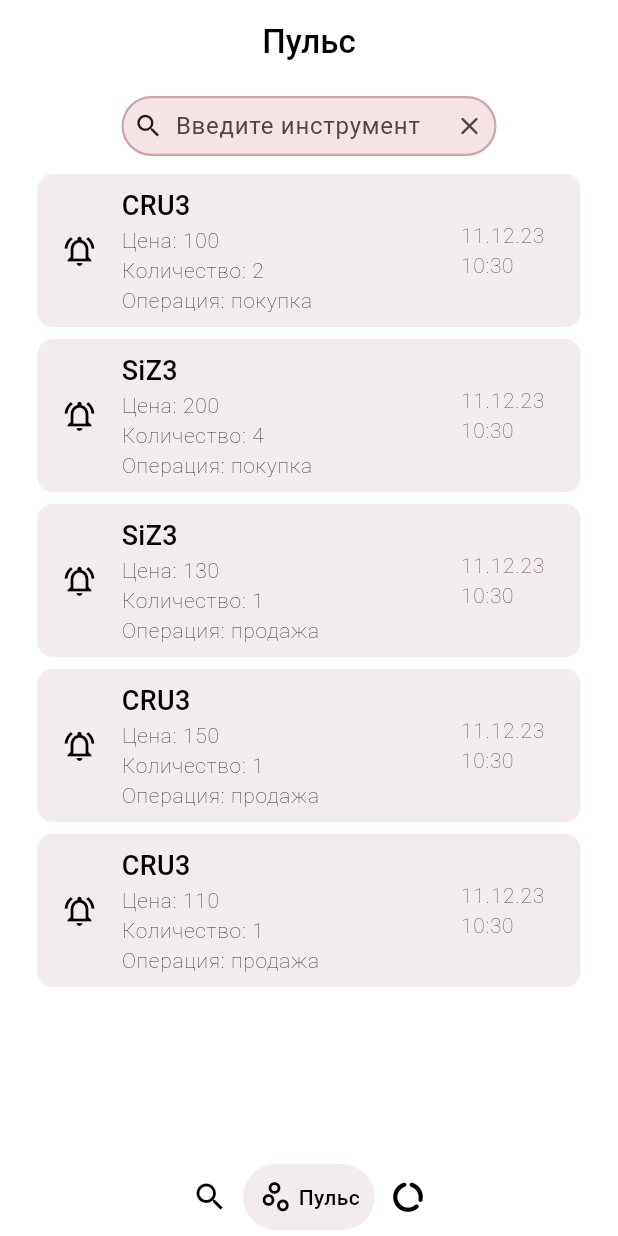
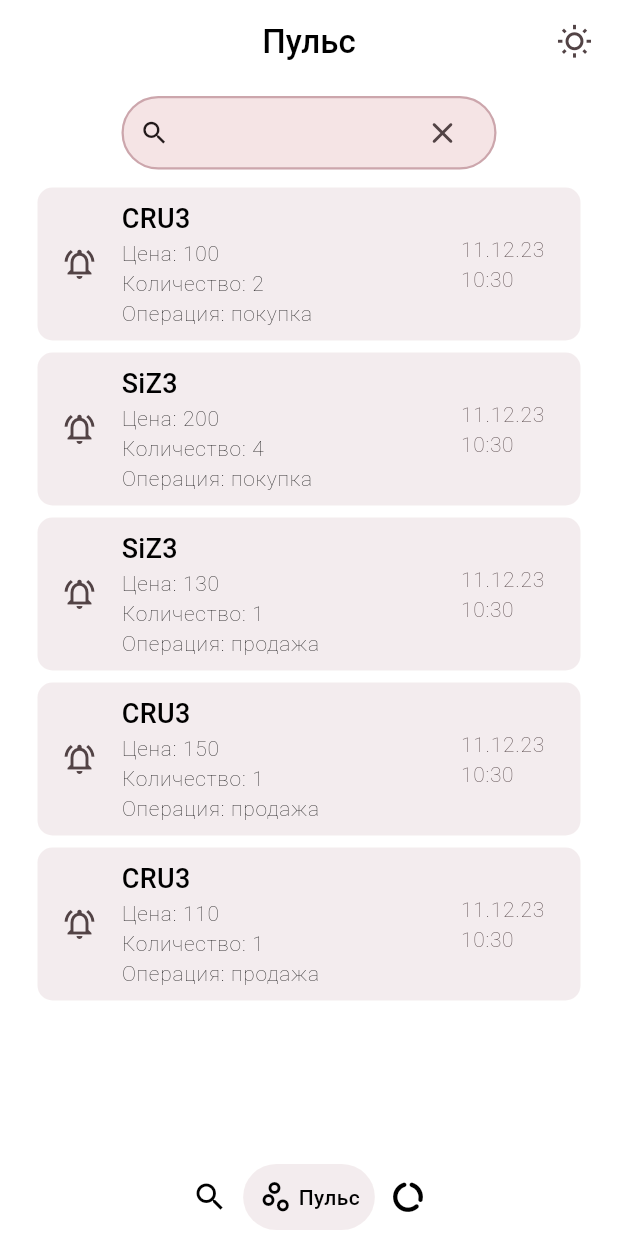
Before and after one commit to Rei-Ki/AutoTrader_UI, a Flutter app: the screen it shows after launch, item 2 of the bottom bar chosen, on a phone screen of 412 x 824 dp. Run offline on Flutter 3.47's test engine with Material 3 defaults, Android fonts, the phone set to English and light mode, and no system bars; drawn by our look-alikes of google_nav_bar; our stand-ins replace avatar_glow, flutter_bloc, flutter_toggle_tab, syncfusion_flutter_charts.

Commit message:
Сделал заготовку для смены тем

```diff
--- a/lib/active_page/active_page.dart
+++ b/lib/active_page/active_page.dart
@@ -48,7 +48,7 @@ class _ActivePageState extends State<ActivePage> {
         return buildActiveList(searched);
       }
 
-      if (state is ActiveErrorState) {
+      if (state is ErrorState) {
         return const Center(child: Text("Oops, Something went wrong"));
       }
 
--- a/lib/analytics_page/analytics_page.dart
+++ b/lib/analytics_page/analytics_page.dart
@@ -44,7 +44,7 @@ class _AnalyticsPageState extends State<AnalyticsPage> {
         return buildAnalytics(segments);
       }
 
-      if (state is AnalyticsErrorState) {
+      if (state is ErrorState) {
         return const Center(child: Text("Oops, Something went wrong"));
       }
 
--- a/lib/bloc/bloc.dart
+++ b/lib/bloc/bloc.dart
@@ -27,6 +27,17 @@
     // Active Events
     on<GetActiveEvent>(getActive); //
     on<ActiveSearchEvent>(searchActive); //
+
+    // Theme switch Events
+    on<ThemeSwitchEvent>(themeSwitch); //
+  }
+
+  themeSwitch(event, emit) {
+    try {
+      //
+    } catch (error) {
+      emit(ErrorState());
+    }
   }
 
   getPulse(event, emit) async {
@@ -35,7 +46,7 @@
       List<Pulse> pulse = await getServerPulse();
       emit(PulseLoadedState(pulse));
     } catch (error) {
-      emit(PulseErrorState());
+      emit(ErrorState());
     }
   }
 
@@ -45,7 +56,7 @@
       List<Instrument> instuments = await getServerInstruments();
       emit(ActiveLoadedState(instuments));
     } catch (error) {
-      emit(ActiveErrorState());
+      emit(ErrorState());
     }
   }
 
@@ -55,7 +66,7 @@
       List<Segment> segments = await getServerSegmentsData();
       emit(AnalyticsLoadedState(segments));
     } catch (error) {
-      emit(AnalyticsErrorState());
+      emit(ErrorState());
     }
   }
 
@@ -63,7 +74,7 @@
     try {
       emit(MainAppBarUpdatedState(event.title));
     } catch (error) {
-      emit(MainErrorState());
+      emit(ErrorState());
     }
   }
 
@@ -161,7 +172,7 @@
 
       emit(ActiveSearchingState(searchedList));
     } catch (error) {
-      emit(ActiveErrorState());
+      emit(ErrorState());
     }
   }
 
@@ -181,7 +192,7 @@
 
       emit(PulseSearchingState(searchedList));
     } catch (error) {
-      emit(PulseErrorState());
+      emit(ErrorState());
     }
   }
 }
--- a/lib/bloc/events.dart
+++ b/lib/bloc/events.dart
@@ -2,11 +2,7 @@ import 'data_classes.dart';
 
 abstract class MainEvent {}
 
-class MainActiveSwitchState extends MainEvent {}
-
-class MainPulseSwitchState extends MainEvent {}
-
-class MainAnalyticsSwitchState extends MainEvent {}
+class ThemeSwitchEvent extends MainEvent {}
 
 // Main Events
 class MainSetAppBarTitleEvent extends MainEvent {
--- a/lib/bloc/states.dart
+++ b/lib/bloc/states.dart
@@ -2,11 +2,10 @@ import 'data_classes.dart';
 
 abstract class MainState {}
 
-class MainActiveState extends MainState {}
+// base States
+class InitialState extends MainState {}
 
-class MainPulseState extends MainState {}
-
-class MainAnalyticsState extends MainState {}
+class ErrorState extends MainState {}
 
 // Pulse States
 class PulseInitialState extends MainState {}
@@ -18,16 +17,12 @@ class PulseLoadedState extends MainState {
   PulseLoadedState(this.pulses);
 }
 
-class PulseErrorState extends MainState {}
-
 class PulseSearchingState extends MainState {
   List<Pulse> searched;
   PulseSearchingState(this.searched);
 }
 
 // Main States
-class InitialState extends MainState {}
-
 class MainAppBarUpdatedState extends MainState {
   String title;
   MainAppBarUpdatedState(this.title);
@@ -36,7 +31,6 @@ class MainAppBarUpdatedState extends MainState {
 // class MainChangeActive extends State {}
 // class MainChangePulse extends State {}
 // class MainChangeAnalytics extends State {}
-class MainErrorState extends MainState {}
 
 // Analytics States
 class AnalyticsInitialState extends MainState {}
@@ -48,14 +42,10 @@ class AnalyticsLoadedState extends MainState {
   AnalyticsLoadedState(this.segments);
 }
 
-class AnalyticsErrorState extends MainState {}
-
 // Active States
 class ActiveInitialState extends MainState {}
 
 class ActiveLoadingState extends MainState {}
-
-class ActiveErrorState extends MainState {}
 
 class ActiveLoadedState extends MainState {
   List<Instrument> instruments;
--- a/lib/instrument_page/instrument_page.dart
+++ b/lib/instrument_page/instrument_page.dart
@@ -124,7 +124,7 @@ class _InstrumentPageState extends State<InstrumentPage> {
       borderRadius: 50,
       height: 35,
       selectedIndex: selectedStrategy,
-      unSelectedBackgroundColors: const [Colors.white],
+      unSelectedBackgroundColors: [Theme.of(context).scaffoldBackgroundColor],
       selectedBackgroundColors: [
         Theme.of(context).primaryColor.withOpacity(0.7)
       ],
--- a/lib/instrument_page/instrument_plot.dart
+++ b/lib/instrument_page/instrument_plot.dart
@@ -21,6 +21,9 @@ class _PlotState extends State<Plot> {
   late ChartSeriesController chartSeriesController;
   late ZoomPanBehavior zoomPanBehavior;
   // int selectedTimeframe = 4;
+
+  // todo Добавить блок сюда
+  // сделать передачу параметров через блок а не навигацию
 
   @override
   void initState() {
@@ -78,6 +81,7 @@ class _PlotState extends State<Plot> {
                 markerSettings: MarkerSettings(
                   isVisible: true,
                   borderColor: Theme.of(context).primaryColor.withOpacity(0.7),
+                  color: Theme.of(context).scaffoldBackgroundColor,
                 ),
               )
             ],
@@ -98,7 +102,7 @@ class _PlotState extends State<Plot> {
               labelPosition: ChartDataLabelPosition.outside,
             ),
           ),
-          // ---------------------------------------------------------------
+          // timeframes ---------------------------------------------------------------
           Container(
             margin: const EdgeInsets.all(5),
             height: 25,
--- a/lib/main.dart
+++ b/lib/main.dart
@@ -1,34 +1,75 @@
 import 'package:flutter_bloc/flutter_bloc.dart';
-
-import 'active_page/active_page.dart';
 import 'bloc/bloc.dart';
 import 'instrument_page/instrument_page.dart';
 import 'package:lotosui/navigate_page.dart';
 import 'package:flutter/material.dart';
-import 'package:lotosui/style.dart';
 
 void main() {
   runApp(const LotosApp());
 }
+
+/*
+Сделать чтобы при нажатии на инструмент (актив) была страница его
+и кнопка включить и он переходил в активные
+
+todo Использовать Hive
+*/
 
 class LotosApp extends StatelessWidget {
   const LotosApp({super.key});
   // Добавить темную тему и светлую
   @override
   Widget build(BuildContext context) {
-    return MaterialApp(
+    // Переключение темы
+    // final ThemeData themeData = ThemeData(
+    //     useMaterial3: true,
+    //     brightness: false ? Brightness.dark : Brightness.light);
+
+    return BlocProvider(
+      create: (context) => MainBloc(),
+      child: MaterialApp(
         debugShowCheckedModeBanner: false,
         showPerformanceOverlay: false,
         title: 'Traider',
-      themeMode: ThemeMode.system,
-      theme: lightTheme,
+        // theme: themeData,
+        theme: appTheme(context),
         routes: {
           '/home': (context) => const NavigatePage(),
           '/instrumentInfo': (context) => const InstrumentPage(),
         },
-      home: BlocProvider(
-        create: (context) => MainBloc(),
-        child: const NavigatePage(),
+        home: const NavigatePage(),
+      ),
+    );
+  }
+
+  ThemeData appTheme(BuildContext context) {
+    return ThemeData(
+      // primaryColor: Colors.purple,
+      scaffoldBackgroundColor: Colors.white,
+      colorScheme: ColorScheme.fromSeed(
+        seedColor: Colors.pink,
+        surface: Colors.white,
+      ),
+
+      // colorSchemeSeed: ,
+      appBarTheme: const AppBarTheme(
+        titleTextStyle: TextStyle(
+          color: Colors.black,
+          fontSize: 22,
+          fontWeight: FontWeight.w500,
+        ),
+      ),
+      textTheme: const TextTheme(
+        bodyMedium: TextStyle(
+          color: Colors.black,
+          fontSize: 18,
+          fontWeight: FontWeight.w500,
+        ),
+        labelSmall: TextStyle(
+          color: Colors.black,
+          fontSize: 14,
+          fontWeight: FontWeight.w200,
+        ),
       ),
     );
   }
--- a/lib/navigate_page.dart
+++ b/lib/navigate_page.dart
@@ -48,7 +48,7 @@ class _NavigatePageState extends State<NavigatePage> {
         return buildMainPage(context, state.title);
       }
 
-      if (state is MainErrorState) {
+      if (state is ErrorState) {
         return const Center(child: Text("Oops, Something went wrong"));
       }
 
@@ -58,8 +58,6 @@ class _NavigatePageState extends State<NavigatePage> {
 
   Scaffold buildMainPage(BuildContext context, String appBar) {
     return Scaffold(
-      backgroundColor: Colors.white,
-      // ----------------------------------------------------
       body: pages.elementAt(selectedIndex),
       // ----------------------------------------------------
       appBar: buildAppBar(appBar),
@@ -121,11 +119,24 @@ class _NavigatePageState extends State<NavigatePage> {
   }
 
   AppBar buildAppBar(String appBar) {
+    bool isDark = false;
     return AppBar(
       title: Text(appBar),
       elevation: 0,
       backgroundColor: Colors.transparent,
       centerTitle: true,
+      actions: [
+        IconButton(
+          isSelected: isDark,
+          onPressed: () {
+            isDark = !isDark;
+            setState(() {});
+          },
+          icon: const Icon(Icons.wb_sunny_outlined),
+          selectedIcon: const Icon(Icons.dark_mode_outlined),
+        ),
+        const SizedBox(width: 5),
+      ],
     );
   }
 }
--- a/lib/pulse_page/pulse_page.dart
+++ b/lib/pulse_page/pulse_page.dart
@@ -42,7 +42,7 @@ class _PulsePageState extends State<PulsePage> {
         return buildPulseList(allPulses);
       }
 
-      if (state is PulseErrorState) {
+      if (state is ErrorState) {
         return const Center(child: Text("Oops, Something went wrong"));
       }
 
--- a/lib/style.dart
+++ /dev/null
@@ -1,31 +0,0 @@
-import 'package:flutter/material.dart';
-
-const mainTextStyle = TextStyle(
-  fontSize: 16,
-);
-
-final lightTheme = ThemeData(
-    colorScheme: ColorScheme.fromSeed(seedColor: Colors.pink),
-    useMaterial3: true,
-    dividerColor: Colors.transparent,
-    appBarTheme: const AppBarTheme(
-        backgroundColor: Colors.black12,
-        titleTextStyle: TextStyle(
-          color: Colors.black,
-          fontSize: 22,
-          fontWeight: FontWeight.w500,
-        )),
-    listTileTheme: const ListTileThemeData(
-      iconColor: Colors.black,
-    ),
-    textTheme: const TextTheme(
-        bodyMedium: TextStyle(
-          color: Colors.black,
-          fontSize: 18,
-          fontWeight: FontWeight.w500,
-        ),
-        labelSmall: TextStyle(
-          color: Colors.black,
-          fontSize: 14,
-          fontWeight: FontWeight.w200,
-        )));
--- a/lib/variables.dart
+++ /dev/null
@@ -1,6 +0,0 @@
-/*
-Сделать чтобы при нажатии на инструмент (актив) была страница его
-и кнопка включить и он переходил в активные
-
-todo Использовать Hive
-*/
--- a/lib/widgets/search.dart
+++ b/lib/widgets/search.dart
@@ -19,33 +19,39 @@ class _SearchState extends State<Search> {
   Widget build(BuildContext context) {
     return Padding(
       padding: const EdgeInsets.symmetric(horizontal: 30, vertical: 8),
-      child: SearchBar(
+      // child: searchBar(context),
+      child: searchBar(context),
+    );
+  }
+
+  SearchBar searchBar(BuildContext context) {
+    return SearchBar(
+      padding: const MaterialStatePropertyAll<EdgeInsets>(
+          EdgeInsets.symmetric(horizontal: 12.0)),
+      overlayColor: MaterialStateProperty.all(Colors.transparent),
       controller: textController,
       elevation: MaterialStateProperty.all(0),
       constraints:
-            const BoxConstraints(maxWidth: 250, minHeight: 40, maxHeight: 40),
+          const BoxConstraints(maxWidth: 250, minHeight: 49, maxHeight: 49),
       leading: const Icon(Icons.search, size: 20),
-        hintText: "Введите инструмент",
       trailing: [
-          InkWell(
-            child: const Icon(Icons.clear_rounded, size: 20),
-            onTap: () {
+        IconButton(
+          icon: const Icon(Icons.clear_rounded),
+          onPressed: () {
             textController.text = '';
             setState(() {});
           },
         ),
       ],
-        side: MaterialStateProperty.all(BorderSide(
+      side: MaterialStateProperty.all(
+        BorderSide(
           color: Theme.of(context).primaryColor.withOpacity(0.4),
           width: 1.5,
-        )),
+        ),
+      ),
       onChanged: (value) {
         widget.onChange(value);
       },
-        onTap: () {
-          // debugPrint("search tapped");
-        },
-      ),
     );
   }
 }
```
Lines whose indentation alone changed are shown as unchanged.
